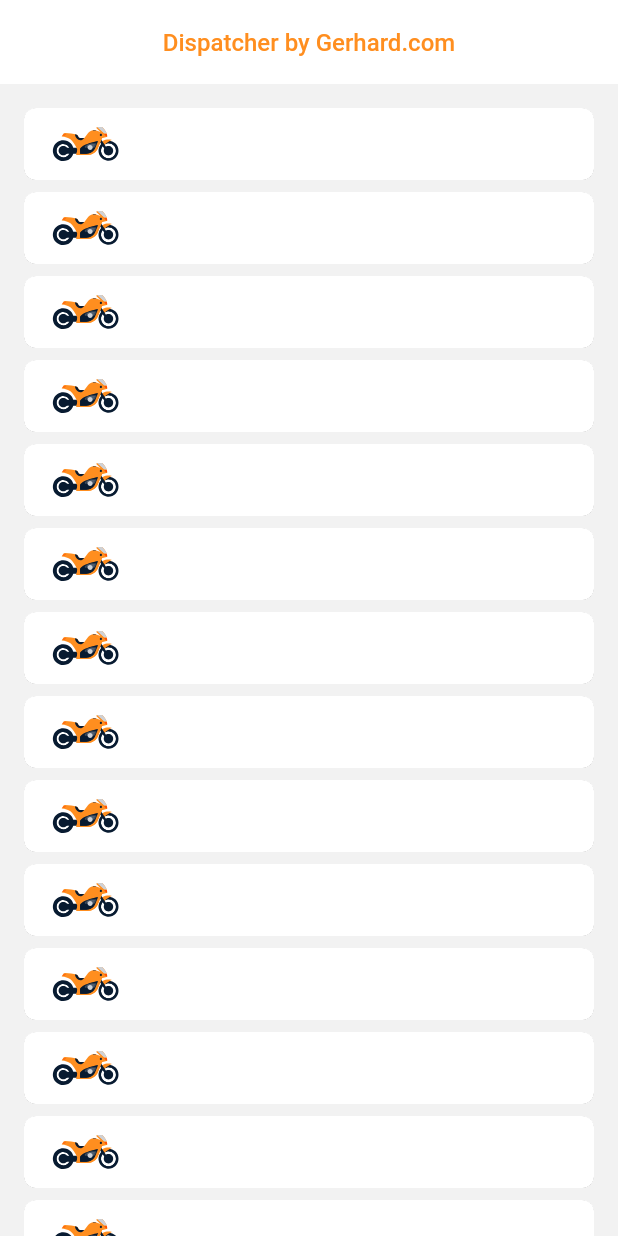
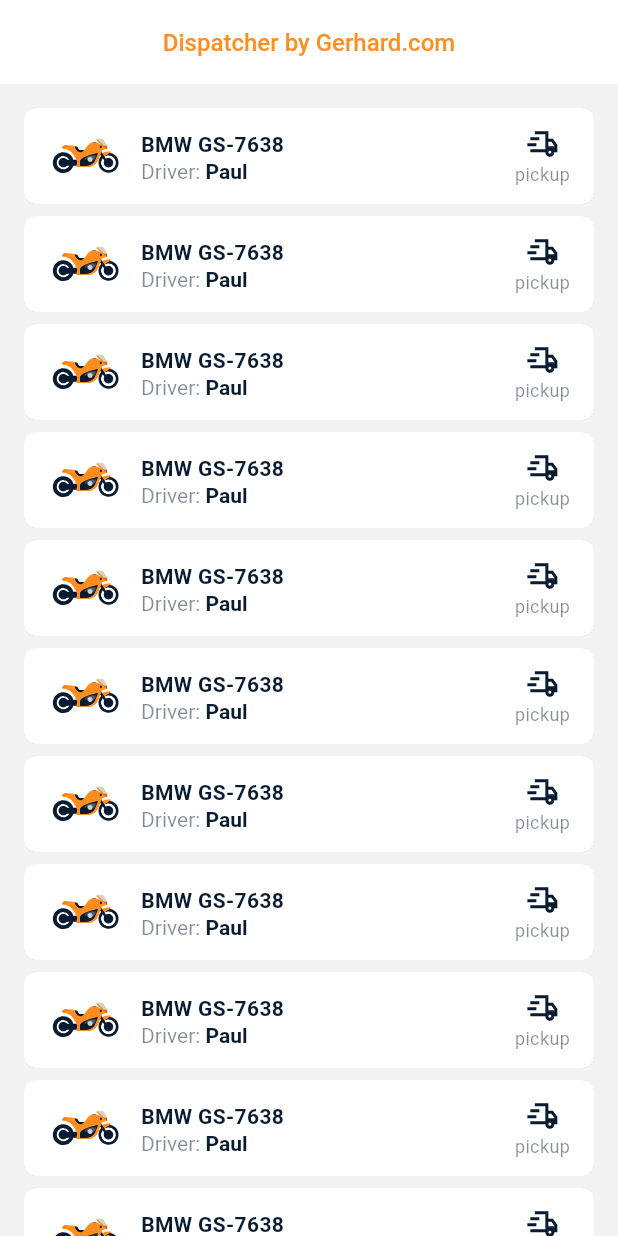
Before and after one commit to Gera-sim/Flutter_Dart, a Flutter app: the screen it shows after launch, on a phone screen of 412 x 824 dp. Run offline on Flutter 3.47's test engine with Material 3 defaults, Android fonts, the phone set to English and light mode, and no system bars; our stand-ins replace flutter_svg.

Commit message:
5.1 Виджет Text и Rich Text

```diff
--- a/lib/design/dimensions.dart
+++ b/lib/design/dimensions.dart
@@ -1,7 +1,10 @@
 const double elevation0 = 0;
 const double elevation006 = 0.06;
 const double height8 = 8;
+const double fontSize12 = 12;
+const double fontSize14 = 14;
 const double fontSize16 = 16;
+const double padding6 = 6;
 const double padding8 = 8;
 const double padding16 = 16;
 const double height64 = 64;
--- a/lib/pages/vehicle/vehicle_item.dart
+++ b/lib/pages/vehicle/vehicle_item.dart
@@ -8,12 +8,14 @@ class VehicleItem extends StatelessWidget {
 
   @override
   Widget build(BuildContext context) {
-    return Card(
+    return SizedBox(
+      height: height64,
+      child: Card(
         color: surfaceColor,
         margin: EdgeInsets.zero,
         elevation: elevation006,
-      shape:
-          RoundedRectangleBorder(borderRadius: BorderRadius.circular(radius8)),
+        shape: RoundedRectangleBorder(
+            borderRadius: BorderRadius.circular(radius8)),
         child: InkWell(
           borderRadius: BorderRadius.circular(radius8),
           onTap: () {},
@@ -24,14 +26,70 @@ class VehicleItem extends StatelessWidget {
             ),
           ),
         ),
+      ),
     );
   }
 
   Widget _title() {
-    return Container();
+    return Expanded(
+      //занимает всю ширину
+      child: Padding(
+        padding: const EdgeInsets.only(left: padding6, right: padding6),
+        child: Column(
+            crossAxisAlignment: CrossAxisAlignment.start,
+            mainAxisAlignment: MainAxisAlignment.center,
+            children: <Widget>[
+              const Text('BMW GS-7638',
+                  maxLines: 2,
+                  overflow: TextOverflow.ellipsis,
+                  style: TextStyle(
+                      color: secondaryColor,
+                      fontSize: fontSize14,
+                      fontWeight: FontWeight.w600)),
+              if (false)
+                const Text('No driver',
+                    maxLines: 1,
+                    overflow: TextOverflow.ellipsis,
+                    style: TextStyle(
+                        color: secondaryVariantColor,
+                        fontSize: fontSize14,
+                        fontWeight: FontWeight.w400))
+              else
+                RichText(
+                    maxLines: 1,
+                    overflow: TextOverflow.ellipsis,
+                    text: const TextSpan(
+                        style: TextStyle(fontSize: fontSize14),
+                        children: <TextSpan>[
+                          TextSpan(
+                              text: 'Driver: ',
+                              style: TextStyle(
+                                  color: secondaryVariantColor,
+                                  fontWeight: FontWeight.w400)),
+                          TextSpan(
+                              text: 'Paul',
+                              style: TextStyle(
+                                  color: secondaryColor,
+                                  fontWeight: FontWeight.w600)),
+                        ]))
+            ]),
+      ),
+    );
   }
 
   Widget _state() {
-    return Container();
+    return InkWell(
+      onTap: (){},
+      child: Column(
+          mainAxisAlignment: MainAxisAlignment.center,
+          children: <Widget>[
+            statePickupImage,
+            const Text('pickup',
+                style: TextStyle(
+                    color: secondaryVariantColor,
+                    fontSize: fontSize12,
+                    fontWeight: FontWeight.w400))
+          ]),
+    );
   }
 }
```
Lines whose indentation alone changed are shown as unchanged.
